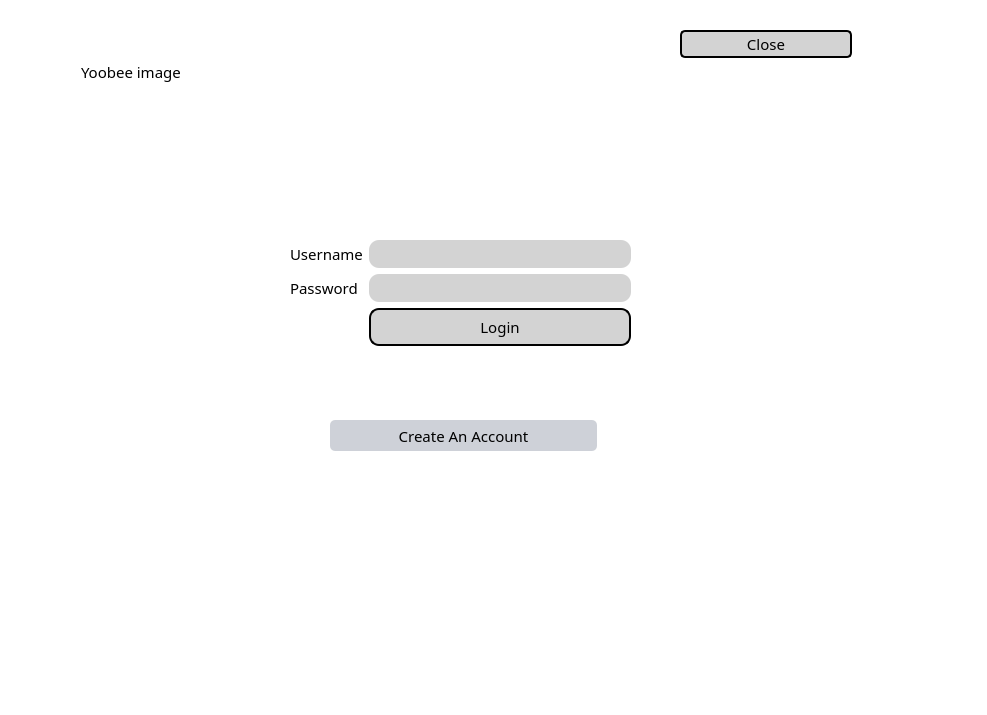
Old version of the form NewWindowChur/mainwindow.ui in the repository jandrealyn/LibraryQtSystem.
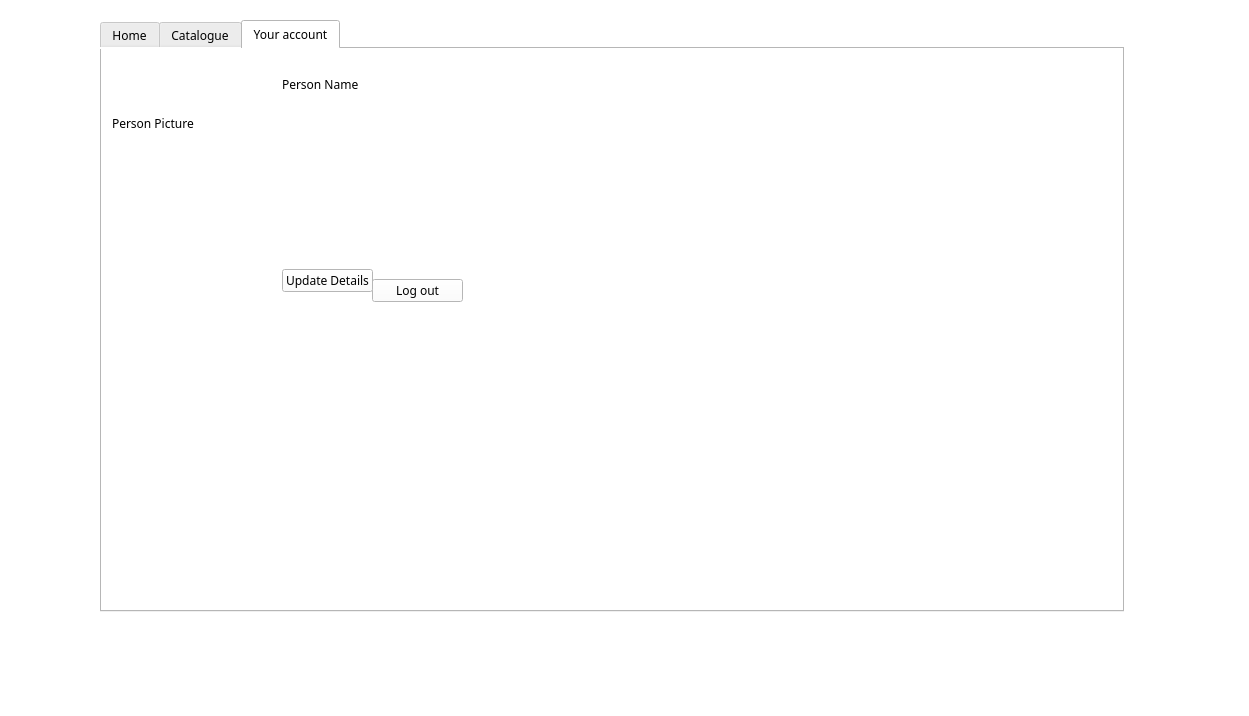
New version of the form. The open tabs and pages were chosen to show the change. Icons and pictures are not drawn.

Diff of the .ui file:
```diff
--- a/NewWindowChur/mainwindow.ui
+++ b/NewWindowChur/mainwindow.ui
@@ -6,8 +6,8 @@
    <rect>
     <x>0</x>
     <y>0</y>
-    <width>987</width>
-    <height>715</height>
+    <width>1249</width>
+    <height>716</height>
    </rect>
   </property>
   <property name="windowTitle">
@@ -29,153 +29,141 @@
    <property name="autoFillBackground">
     <bool>false</bool>
    </property>
-   <widget class="QFrame" name="gridFrame_2">
+   <widget class="QTabWidget" name="tabWidget">
     <property name="geometry">
      <rect>
-      <x>80</x>
-      <y>10</y>
-      <width>801</width>
-      <height>551</height>
+      <x>100</x>
+      <y>20</y>
+      <width>1024</width>
+      <height>592</height>
      </rect>
     </property>
-    <property name="styleSheet">
-     <string notr="true">*{
-background: rgb(255, 255, 255);
-font-size: 15px;
-font-family: Century Gothic, sans-serif;
-}
-
-QFrame{
-border: solid 10px rgba(0, 0, 0);
-}
-
-QLineEdit{
-color: #8d98a1;
-background-color: #d3d3d3;
-font-size: 18px;
-border-style: outset;
-border-radius: 10px;
-}
-QPushButton{
-background: #ced1d8;
-border-style: outset;
-border-radius: 5px;
-}
-QPushButton:pressed{
-background-color: rgb(224, 0, 0);
-border-style: inset;
-}
-</string>
+    <property name="currentIndex">
+     <number>0</number>
     </property>
-    <widget class="QLabel" name="img">
-     <property name="geometry">
-      <rect>
-       <x>1</x>
-       <y>1</y>
-       <width>341</width>
-       <height>121</height>
-      </rect>
-     </property>
-     <property name="styleSheet">
-      <string notr="true"/>
-     </property>
-     <property name="text">
-      <string>Yoobee image</string>
-     </property>
+    <widget class="QWidget" name="Home">
+     <attribute name="title">
+      <string>Home</string>
+     </attribute>
+     <layout class="QGridLayout" name="gridLayout_3">
+      <item row="0" column="0">
+       <widget class="QLabel" name="img">
+        <property name="text">
+         <string/>
+        </property>
+        <property name="pixmap">
+         <pixmap resource="images.qrc">:/images/yoobee-logo.png</pixmap>
+        </property>
+       </widget>
+      </item>
+      <item row="1" column="0">
+       <widget class="QLabel" name="label_3">
+        <property name="font">
+         <font>
+          <family>cenury gothic</family>
+          <pointsize>14</pointsize>
+          <weight>75</weight>
+          <bold>true</bold>
+         </font>
+        </property>
+        <property name="text">
+         <string>LATEST BOOK HITS!</string>
+        </property>
+       </widget>
+      </item>
+      <item row="2" column="1">
+       <widget class="QScrollBar" name="verticalScrollBar">
+        <property name="orientation">
+         <enum>Qt::Vertical</enum>
+        </property>
+       </widget>
+      </item>
+      <item row="2" column="0">
+       <widget class="QTextBrowser" name="textBrowser">
+        <property name="html">
+         <string>&lt;!DOCTYPE HTML PUBLIC &quot;-//W3C//DTD HTML 4.0//EN&quot; &quot;http://www.w3.org/TR/REC-html40/strict.dtd&quot;&gt;
+&lt;html&gt;&lt;head&gt;&lt;meta name=&quot;qrichtext&quot; content=&quot;1&quot; /&gt;&lt;style type=&quot;text/css&quot;&gt;
+p, li { white-space: pre-wrap; }
+&lt;/style&gt;&lt;/head&gt;&lt;body style=&quot; font-family:'cenury gothic','sans-serif'; font-size:7.8pt; font-weight:400; font-style:normal;&quot;&gt;
+&lt;p style=&quot; margin-top:0px; margin-bottom:0px; margin-left:0px; margin-right:0px; -qt-block-indent:0; text-indent:0px;&quot;&gt;&lt;img src=&quot;:/images/top-books.png&quot; /&gt;&lt;/p&gt;&lt;/body&gt;&lt;/html&gt;</string>
+        </property>
+       </widget>
+      </item>
+     </layout>
     </widget>
-    <widget class="QPushButton" name="close">
-     <property name="geometry">
-      <rect>
-       <x>600</x>
-       <y>20</y>
-       <width>172</width>
-       <height>28</height>
-      </rect>
-     </property>
-     <property name="styleSheet">
-      <string notr="true">QPushButton#close{
-background-color: #d3d3d3;
-border-width: 2px;
-border-radius: 5px;
-border-color: black;
-min-width: 5em;
-padding: 3px;
-}</string>
-     </property>
-     <property name="text">
-      <string>Close</string>
-     </property>
-    </widget>
-    <widget class="QWidget" name="gridLayoutWidget">
-     <property name="geometry">
-      <rect>
-       <x>210</x>
-       <y>230</y>
-       <width>341</width>
-       <height>159</height>
-      </rect>
-     </property>
-     <layout class="QGridLayout" name="gridLayout">
-      <item row="0" column="1">
-       <layout class="QFormLayout" name="formLayout_2">
-        <item row="0" column="0">
-         <widget class="QLabel" name="label">
-          <property name="text">
-           <string>Username</string>
-          </property>
-         </widget>
-        </item>
-        <item row="0" column="1">
-         <widget class="QLineEdit" name="username_input"/>
-        </item>
-        <item row="1" column="0">
-         <widget class="QLabel" name="label_2">
-          <property name="text">
-           <string>Password</string>
-          </property>
-         </widget>
-        </item>
-        <item row="1" column="1">
-         <widget class="QLineEdit" name="password_input"/>
-        </item>
-        <item row="2" column="1">
-         <widget class="QPushButton" name="login">
-          <property name="styleSheet">
-           <string notr="true">*{
-background-color:rgb(255, 255, 255); 
-font-family: cenury gothic, sans-serif;
-
-}
-QPushButton#login{
-background-color: #d3d3d3;
-border-width: 2px;
-border-radius: 10px;
-border-color: black;
-min-width: 10em;
-padding: 6px;
-}</string>
-          </property>
-          <property name="text">
-           <string>Login</string>
-          </property>
-         </widget>
-        </item>
-       </layout>
+    <widget class="QWidget" name="Test">
+     <attribute name="title">
+      <string>Catalogue</string>
+     </attribute>
+     <layout class="QVBoxLayout" name="verticalLayout">
+      <item>
+       <widget class="QLineEdit" name="searchBar">
+        <property name="placeholderText">
+         <string>Search our catalogue</string>
+        </property>
+       </widget>
       </item>
      </layout>
     </widget>
-    <widget class="QPushButton" name="Create">
-     <property name="geometry">
-      <rect>
-       <x>250</x>
-       <y>410</y>
-       <width>267</width>
-       <height>31</height>
-      </rect>
-     </property>
-     <property name="text">
-      <string>Create An Account</string>
-     </property>
+    <widget class="QWidget" name="Account">
+     <attribute name="title">
+      <string>Your account</string>
+     </attribute>
+     <widget class="QPushButton" name="yourAccount_logout">
+      <property name="geometry">
+       <rect>
+        <x>270</x>
+        <y>230</y>
+        <width>91</width>
+        <height>23</height>
+       </rect>
+      </property>
+      <property name="text">
+       <string>Log out</string>
+      </property>
+     </widget>
+     <widget class="QPushButton" name="pushButton_3">
+      <property name="geometry">
+       <rect>
+        <x>180</x>
+        <y>220</y>
+        <width>91</width>
+        <height>23</height>
+       </rect>
+      </property>
+      <property name="text">
+       <string>Update Details</string>
+      </property>
+     </widget>
+     <widget class="QLabel" name="label">
+      <property name="geometry">
+       <rect>
+        <x>10</x>
+        <y>10</y>
+        <width>128</width>
+        <height>128</height>
+       </rect>
+      </property>
+      <property name="autoFillBackground">
+       <bool>false</bool>
+      </property>
+      <property name="text">
+       <string>Person Picture</string>
+      </property>
+     </widget>
+     <widget class="QLabel" name="label_2">
+      <property name="geometry">
+       <rect>
+        <x>180</x>
+        <y>20</y>
+        <width>81</width>
+        <height>31</height>
+       </rect>
+      </property>
+      <property name="text">
+       <string>Person Name</string>
+      </property>
+     </widget>
     </widget>
    </widget>
   </widget>
```
Left out of the diff: 28 changed lines with no effect on the pictures.
